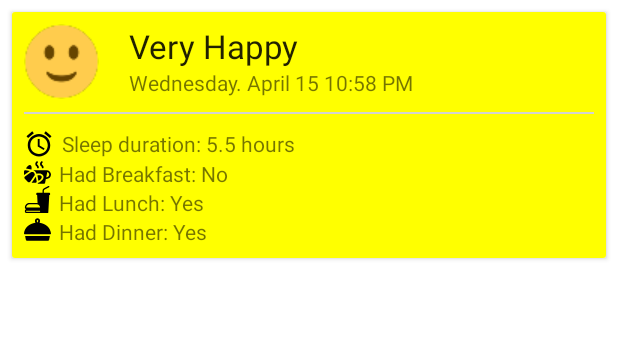
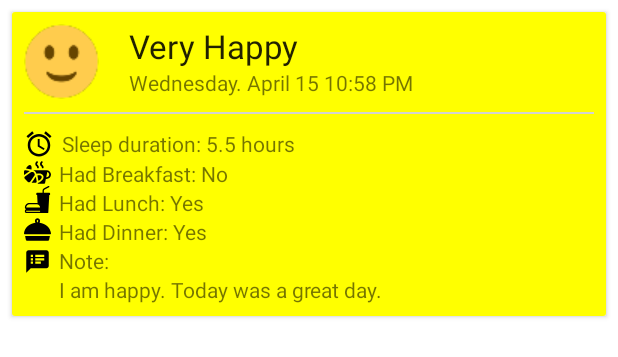
Before and after one commit to Sushil-Kumar1999/MoodTracker, an Android app: the layout entry_item.xml on its own in the app's theme, with its tools: preview values and no code run, on a phone screen of 412 x 824 dp. Shown: the top 357 px of the screen. Run offline under Robolectric (Android 15) with nearby library versions, the phone set to English and light mode, and no system bars.

Commit message:
Added note column to entry table. Retrieve and display note in recycler view

```diff
--- a/app/src/main/java/com/example/moodtracker/EntryAdapter.java
+++ b/app/src/main/java/com/example/moodtracker/EntryAdapter.java
@@ -73,6 +73,7 @@ public class EntryAdapter extends ListAdapter<Entry, EntryAdapter.EntryHolder> {
         private TextView textViewHadBreakfastValue;
         private TextView textViewHadLunchValue;
         private TextView textViewHadDinnerValue;
+        private TextView textViewNoteValue;
         private boolean isExpanded;
 
         public EntryHolder(@NonNull View itemView) {
@@ -86,6 +87,7 @@ public class EntryAdapter extends ListAdapter<Entry, EntryAdapter.EntryHolder> {
             textViewHadBreakfastValue = itemView.findViewById(R.id.had_breakfast_value);
             textViewHadLunchValue = itemView.findViewById(R.id.had_lunch_value);
             textViewHadDinnerValue = itemView.findViewById(R.id.had_dinner_value);
+            textViewNoteValue = itemView.findViewById(R.id.text_view_note_value);
 
             itemView.setOnClickListener(v -> {
                 int position = getBindingAdapterPosition();
@@ -157,5 +159,7 @@ public class EntryAdapter extends ListAdapter<Entry, EntryAdapter.EntryHolder> {
         holder.textViewHadBreakfastValue.setText(currentEntry.isHadBreakfast() ? "Yes" : "No");
         holder.textViewHadLunchValue.setText(currentEntry.isHadLunch() ? "Yes" : "No");
         holder.textViewHadDinnerValue.setText(currentEntry.isHadDinner() ? "Yes" : "No");
+
+        holder.textViewNoteValue.setText(currentEntry.getNote().isEmpty() ? "No note available" : currentEntry.getNote());
     }
 }
--- /dev/null
+++ b/app/src/main/res/drawable/ic_speaker_note.xml
@@ -0,0 +1,9 @@
+<vector xmlns:android="http://schemas.android.com/apk/res/android"
+    android:width="24dp"
+    android:height="24dp"
+    android:viewportWidth="24"
+    android:viewportHeight="24">
+  <path
+      android:fillColor="@android:color/black"
+      android:pathData="M20,2L4,2c-1.1,0 -1.99,0.9 -1.99,2L2,22l4,-4h14c1.1,0 2,-0.9 2,-2L22,4c0,-1.1 -0.9,-2 -2,-2zM8,14L6,14v-2h2v2zM8,11L6,11L6,9h2v2zM8,8L6,8L6,6h2v2zM15,14h-5v-2h5v2zM18,11h-8L10,9h8v2zM18,8h-8L10,6h8v2z"/>
+</vector>
--- a/app/src/main/res/layout/entry_item.xml
+++ b/app/src/main/res/layout/entry_item.xml
@@ -153,6 +153,32 @@
                 android:layout_toRightOf="@id/text_view_had_dinner"
                 android:text="Yes"/>
 
+            <ImageView
+                android:id="@+id/image_view_note"
+                android:layout_width="18dp"
+                android:layout_height="18dp"
+                android:src="@drawable/ic_speaker_note"
+                android:layout_below="@+id/image_view_dinner"
+                android:layout_marginTop="3dp"/>
+
+            <TextView
+                android:id="@+id/text_view_note"
+                android:layout_width="wrap_content"
+                android:layout_height="wrap_content"
+                android:layout_marginLeft="5dp"
+                android:layout_toRightOf="@+id/image_view_dinner"
+                android:layout_below="@+id/text_view_had_dinner"
+                android:text="Note: " />
+
+            <TextView
+                android:id="@+id/text_view_note_value"
+                android:layout_width="match_parent"
+                android:layout_height="wrap_content"
+                android:layout_marginLeft="5dp"
+                android:layout_toRightOf="@+id/image_view_note"
+                android:layout_below="@+id/text_view_note"
+                android:text="I am happy. Today was a great day." />
+
             </RelativeLayout>
 
     </RelativeLayout>
```
Also changed, not shown: app/src/main/java/com/example/moodtracker/AppDatabase.java (+19 -4 lines), app/src/main/java/com/example/moodtracker/Entry.java (+13 -1 lines).
